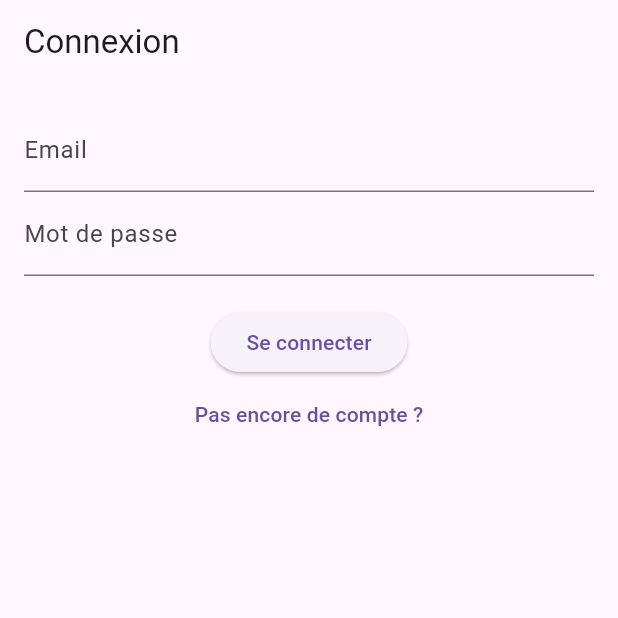
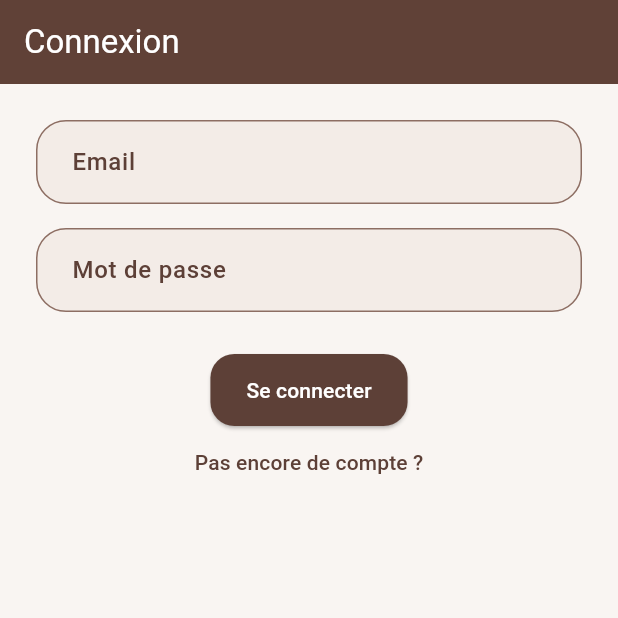
Before and after one commit to Franfran62/kafe_app, a Flutter app: the screen it shows after launch, on a phone screen of 412 x 824 dp, the top half of it. Run offline on Flutter 3.47's test engine with Material 3 defaults, Android fonts, the phone set to English and light mode, and no system bars; our stand-ins replace cloud_firestore, firebase_auth, firebase_core, firebase_storage, go_router, image_picker; accounts and stored records are empty.

Commit message:
Le theme 🔥

```diff
--- a/lib/main.dart
+++ b/lib/main.dart
@@ -3,6 +3,7 @@ import 'package:firebase_core/firebase_core.dart';
 import 'package:kafe_app/providers/player_provider.dart';
 import 'package:kafe_app/providers/user_provider.dart';
 import 'package:kafe_app/router/router.dart';
+import 'package:kafe_app/theme.dart';
 import 'package:provider/provider.dart';
 import 'firebase_options.dart';
 
@@ -28,6 +29,8 @@ class MainApp extends StatelessWidget {
   @override
   Widget build(BuildContext context) {
     return  MaterialApp.router(
+      title: "Kafe",
+      theme: kafeTheme,
       routerConfig: goRouter,
       debugShowCheckedModeBanner: false,
     );
--- /dev/null
+++ b/lib/theme.dart
@@ -0,0 +1,64 @@
+import 'package:flutter/material.dart';
+
+final ThemeData kafeTheme = ThemeData(
+  useMaterial3: true,
+  scaffoldBackgroundColor: const Color(0xFFF9F5F2),
+  colorScheme: ColorScheme.fromSeed(
+    seedColor: const Color(0xFF5D4037),
+    primary: const Color(0xFF5D4037),
+    primaryContainer: const Color(0xFF8D6E63),
+    secondary: const Color(0xFFA1887F),
+    secondaryContainer: const Color(0xFFD7CCC8),
+  ),
+  appBarTheme: const AppBarTheme(
+    backgroundColor: Color(0xFF5D4037),
+    foregroundColor: Colors.white,
+    elevation: 2,
+  ),
+  bottomNavigationBarTheme: const BottomNavigationBarThemeData(
+    backgroundColor: Color(0xFFD7CCC8),
+    selectedItemColor: Color(0xFF5D4037),
+    unselectedItemColor: Colors.grey,
+    selectedLabelStyle: TextStyle(fontWeight: FontWeight.w600),
+  ),
+  inputDecorationTheme: InputDecorationTheme(
+  filled: true,
+  fillColor: const Color(0xFFF3ECE7),
+  labelStyle: const TextStyle(
+    color: Color(0xFF5D4037),
+    fontWeight: FontWeight.w500,
+    ),
+    hintStyle: const TextStyle(
+      color: Colors.brown,
+    ),
+    contentPadding: const EdgeInsets.symmetric(horizontal: 20, vertical: 16),
+    border: OutlineInputBorder(
+      borderRadius: BorderRadius.circular(20),
+      borderSide: const BorderSide(color: Color(0xFF8D6E63), width: 1),
+    ),
+    enabledBorder: OutlineInputBorder(
+      borderRadius: BorderRadius.circular(20),
+      borderSide: const BorderSide(color: Color(0xFF8D6E63), width: 1),
+    ),
+    focusedBorder: OutlineInputBorder(
+      borderRadius: BorderRadius.circular(20),
+      borderSide: const BorderSide(color: Color(0xFF5D4037), width: 2),
+    ),
+  ),
+  elevatedButtonTheme: ElevatedButtonThemeData(
+    style: ElevatedButton.styleFrom(
+      backgroundColor: const Color(0xFF5D4037),
+      foregroundColor: Colors.white,
+      padding: const EdgeInsets.symmetric(horizontal: 24, vertical: 14),
+      shape: RoundedRectangleBorder(
+        borderRadius: BorderRadius.circular(16),
+      ),
+    ),
+  ),
+  textTheme: const TextTheme(
+    headlineMedium: TextStyle(fontSize: 24, fontWeight: FontWeight.bold, color: Color(0xFF5D4037)),
+    headlineSmall: TextStyle(fontSize: 20, fontWeight: FontWeight.w600, color: Color(0xFF5D4037)),
+    bodyMedium: TextStyle(fontSize: 16, color: Colors.black87),
+    bodySmall: TextStyle(fontSize: 14, color: Colors.black54),
+  ),
+);
--- a/lib/widgets/FormPlayer.dart
+++ b/lib/widgets/FormPlayer.dart
@@ -59,35 +59,47 @@ class FormPlayer extends StatelessWidget {
 
           // Nom (uniquement en édition et création de profil)
           if (isRegister || isEdit)
-            TextFormField(
+            Padding(
+              padding: const EdgeInsets.all(8.0),
+              child: TextFormField(
                 controller: nameController,
                 decoration: const InputDecoration(labelText: "Nom"),
                 validator: (value) => (!isEdit && value!.isEmpty) ? "Champ requis" : null,
               ),
+            ),
 
           // Prénom (uniquement en édition et création de profil)
           if (isRegister || isEdit)
-            TextFormField(
+            Padding(
+              padding: const EdgeInsets.all(8.0),
+              child: TextFormField(
                 controller: firstnameController,
                 decoration: const InputDecoration(labelText: "Prénom"),
                 validator: (value) => (!isEdit && value!.isEmpty) ? "Champ requis" : null,
               ),
+            ),
 
           // Email (always)
           if (!isEdit)
-            TextFormField(
+            Padding(
+              padding: const EdgeInsets.all(8.0),
+              child: TextFormField(
                 controller: emailController,
                 decoration: const InputDecoration(labelText: "Email"),
                 validator: (value) => (!isEdit && value!.isEmpty) ? "Champ requis" : null,
               ),
+            ),
 
           // Mot de passe (always)
-          TextFormField(
+          Padding(
+            padding: const EdgeInsets.all(8.0),
+            child: TextFormField(
               controller: passwordController,
               decoration: const InputDecoration(labelText: "Mot de passe"),
               obscureText: true,
               validator: (value) =>
                   (!isEdit && value!.length < 6) ? "Minimum 6 caractères" : null,
+            ),
           ),
 
           const SizedBox(height: 20),
```
Lines whose indentation alone changed are shown as unchanged.
